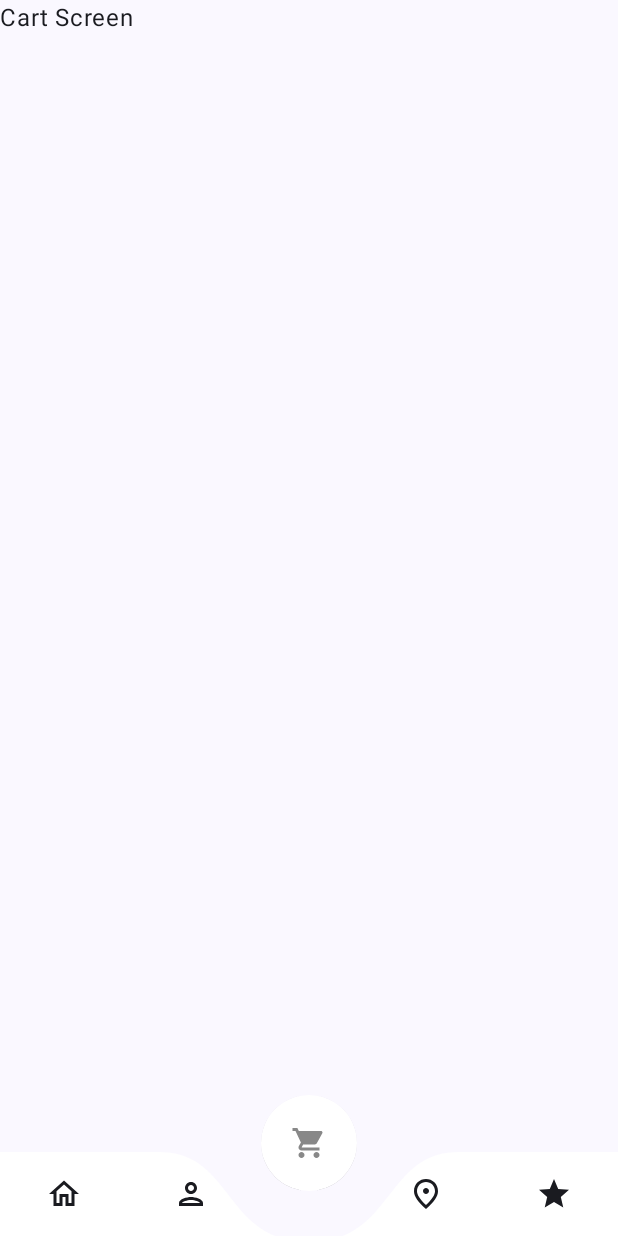
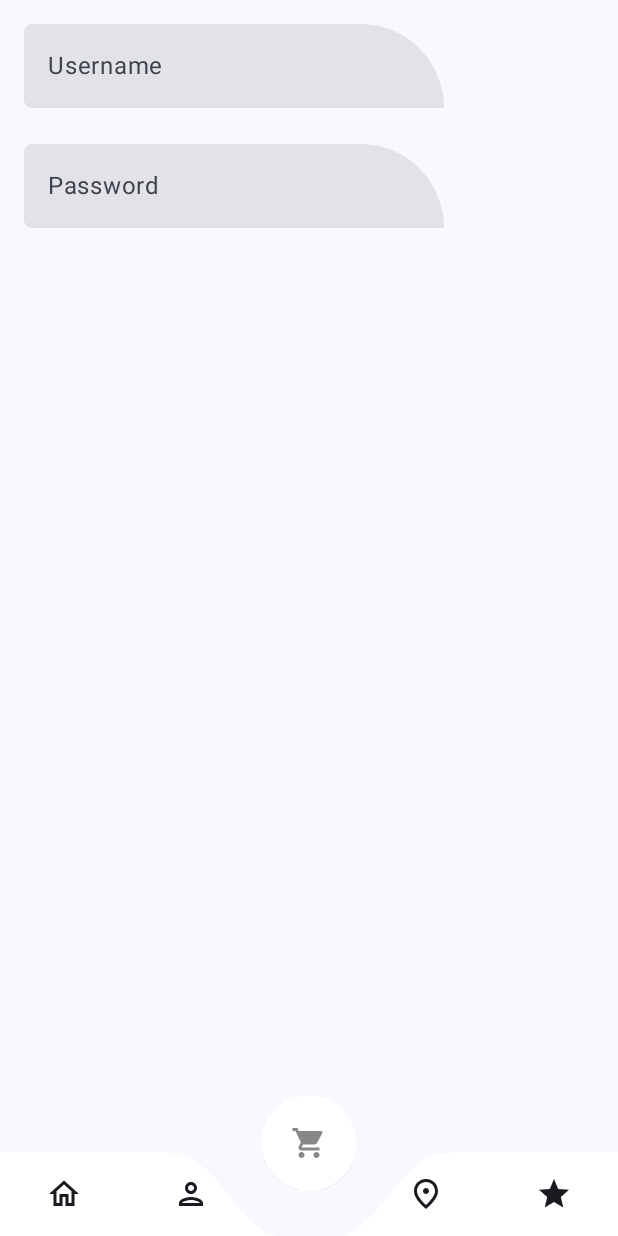
Before and after one commit to AMGxpe/pocBB, an Android app built with Jetpack Compose: the CartRoute screen opened through its navigation route, on a phone screen of 412 x 824 dp. Before the commit the screen is almost empty. Run offline under Robolectric (Android 15) with nearby library versions, the phone set to English and light mode, and no system bars.

Commit message:
feat: CustomField

```diff
--- a/app/src/main/java/com/axpe/pocbb/ui/feature/cart/CartRoute.kt
+++ b/app/src/main/java/com/axpe/pocbb/ui/feature/cart/CartRoute.kt
@@ -1,9 +1,92 @@
 package com.axpe.pocbb.ui.feature.cart
 
+import androidx.compose.animation.animateColorAsState
+import androidx.compose.animation.core.animateDpAsState
+import androidx.compose.animation.core.animateFloatAsState
+import androidx.compose.foundation.border
+import androidx.compose.foundation.layout.Column
+import androidx.compose.foundation.layout.Spacer
+import androidx.compose.foundation.layout.fillMaxSize
+import androidx.compose.foundation.layout.height
+import androidx.compose.foundation.layout.padding
+import androidx.compose.foundation.shape.RoundedCornerShape
 import androidx.compose.material3.Text
+import androidx.compose.material3.TextField
+import androidx.compose.material3.TextFieldDefaults
+import androidx.compose.material3.TextFieldDefaults.indicatorLine
 import androidx.compose.runtime.Composable
+import androidx.compose.runtime.getValue
+import androidx.compose.runtime.mutableStateOf
+import androidx.compose.runtime.remember
+import androidx.compose.runtime.setValue
+import androidx.compose.ui.Modifier
+import androidx.compose.ui.focus.onFocusChanged
+import androidx.compose.ui.graphics.Color
+import androidx.compose.ui.unit.Dp
+import androidx.compose.ui.unit.dp
 
 @Composable
 fun CartRoute() {
-    Text("Cart Screen")
+    CartScreen(
+        Modifier
+            .fillMaxSize()
+            .padding(16.dp)
+    )
 }
+
+
+@Composable
+fun CartScreen(modifier: Modifier = Modifier) {
+
+    val (username, setUsername) = remember { mutableStateOf("") }
+    val (password, setPassword) = remember { mutableStateOf("") }
+
+    Column(modifier = modifier) {
+        CustomField(username, setUsername, "Username")
+        Spacer(Modifier.height(24.dp))
+        CustomField(password, setPassword, "Password")
+    }
+}
+
+@Composable
+fun CustomField(
+    value: String,
+    onValueChange: (String) -> Unit,
+    placeholderText: String,
+    modifier: Modifier = Modifier
+) {
+    var borderTopEndFocused by remember { mutableStateOf(false) }
+    val borderTopEnd: Float by animateFloatAsState(if (borderTopEndFocused) 24F else 2500F)
+    val borderWidth: Dp by animateDpAsState(if (borderTopEndFocused) 1.dp else 0.dp)
+    val borderColor: Color by animateColorAsState(if (borderTopEndFocused) Color.Red else Color.Transparent)
+    TextField(
+        value,
+        onValueChange,
+        colors = TextFieldDefaults.colors(
+            focusedIndicatorColor = Color.Transparent,
+            unfocusedIndicatorColor = Color.Transparent,
+        ),
+        placeholder = { Text(placeholderText) },
+        shape = RoundedCornerShape(
+            topStart = 8F,
+            topEnd = borderTopEnd,
+            bottomEnd = 8F,
+            bottomStart = 8F
+        ),
+        modifier = modifier
+            .onFocusChanged {
+                borderTopEndFocused = it.isFocused
+            }
+            .border(
+                width = borderWidth,
+                color = borderColor,
+                shape = RoundedCornerShape(
+                    topStart = 8F,
+                    topEnd = borderTopEnd,
+                    bottomEnd = 8F,
+                    bottomStart = 8F
+                )
+            )
+    )
+
+}
```
